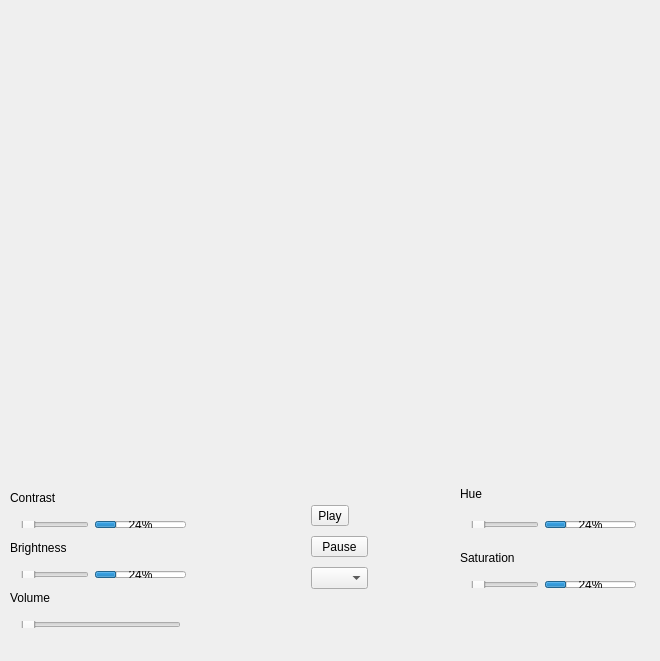
This is gstvideo.ui in neithanmo/BitRiver as Qt 5 draws it before an edit. The edited form follows.
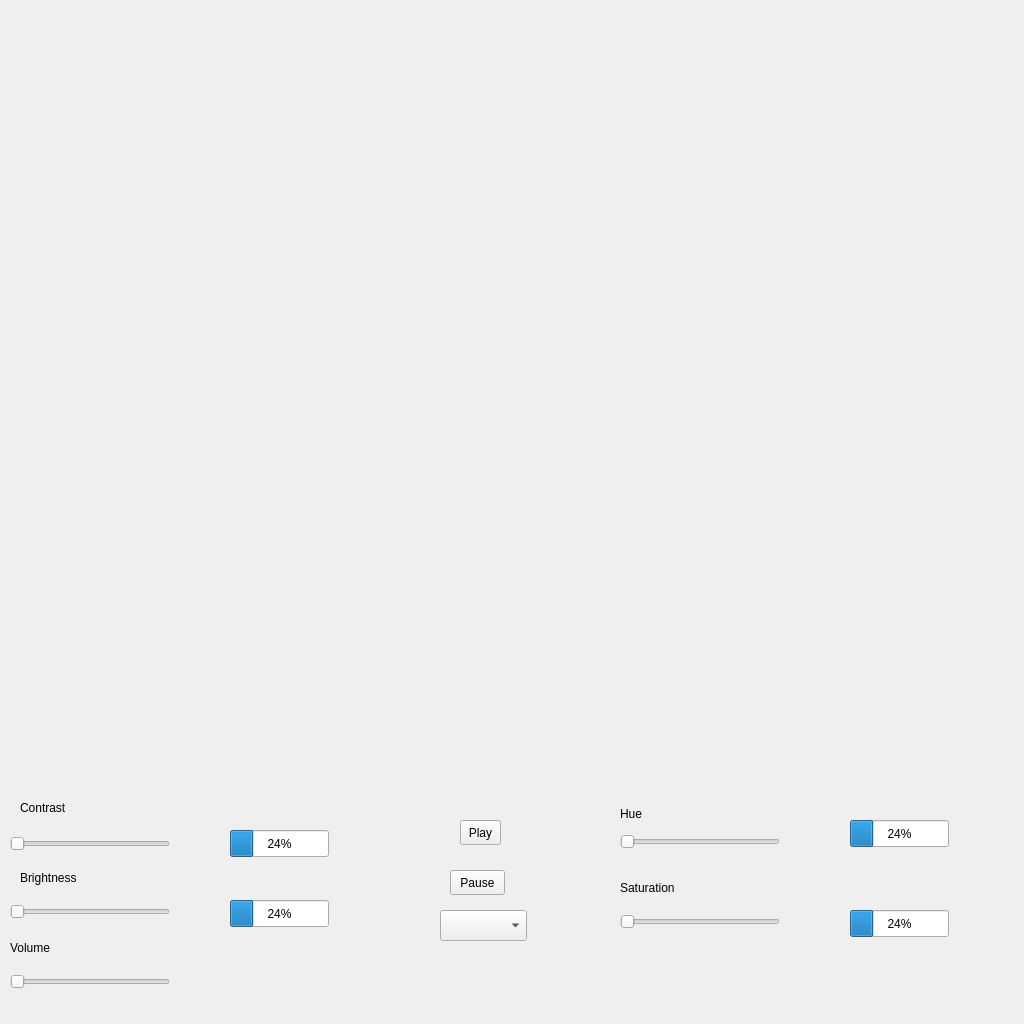
This is the edited form.

Commit message: new window size

The edit to the form file:
```diff
--- a/gstvideo.ui
+++ b/gstvideo.ui
@@ -6,20 +6,20 @@
    <rect>
     <x>0</x>
     <y>0</y>
-    <width>660</width>
-    <height>661</height>
+    <width>1024</width>
+    <height>1024</height>
    </rect>
   </property>
   <property name="minimumSize">
    <size>
-    <width>660</width>
+    <width>1024</width>
     <height>0</height>
    </size>
   </property>
   <property name="maximumSize">
    <size>
-    <width>660</width>
-    <height>16777215</height>
+    <width>2000</width>
+    <height>1024</height>
    </size>
   </property>
   <property name="windowTitle">
@@ -28,10 +28,10 @@
   <widget class="QWidget" name="widget" native="true">
    <property name="geometry">
     <rect>
-     <x>10</x>
+     <x>0</x>
      <y>0</y>
-     <width>723</width>
-     <height>425</height>
+     <width>1024</width>
+     <height>768</height>
     </rect>
    </property>
    <property name="minimumSize">
@@ -40,213 +40,18 @@
      <height>0</height>
     </size>
    </property>
-  </widget>
-  <widget class="QWidget" name="layoutWidget">
-   <property name="geometry">
-    <rect>
-     <x>460</x>
-     <y>510</y>
-     <width>187</width>
-     <height>29</height>
-    </rect>
+   <property name="maximumSize">
+    <size>
+     <width>1024</width>
+     <height>768</height>
+    </size>
    </property>
-   <layout class="QHBoxLayout" name="horizontalLayout">
-    <item>
-     <widget class="QSlider" name="slider3">
-      <property name="orientation">
-       <enum>Qt::Horizontal</enum>
-      </property>
-     </widget>
-    </item>
-    <item>
-     <widget class="QProgressBar" name="progressBar3">
-      <property name="value">
-       <number>24</number>
-      </property>
-     </widget>
-    </item>
-   </layout>
-  </widget>
-  <widget class="QWidget" name="layoutWidget">
-   <property name="geometry">
-    <rect>
-     <x>460</x>
-     <y>570</y>
-     <width>187</width>
-     <height>29</height>
-    </rect>
-   </property>
-   <layout class="QHBoxLayout" name="horizontalLayout_2">
-    <item>
-     <widget class="QSlider" name="slider4">
-      <property name="maximumSize">
-       <size>
-        <width>160</width>
-        <height>16777215</height>
-       </size>
-      </property>
-      <property name="orientation">
-       <enum>Qt::Horizontal</enum>
-      </property>
-     </widget>
-    </item>
-    <item>
-     <widget class="QProgressBar" name="progressBar4">
-      <property name="maximumSize">
-       <size>
-        <width>118</width>
-        <height>16777215</height>
-       </size>
-      </property>
-      <property name="value">
-       <number>24</number>
-      </property>
-     </widget>
-    </item>
-   </layout>
-  </widget>
-  <widget class="QWidget" name="layoutWidget">
-   <property name="geometry">
-    <rect>
-     <x>10</x>
-     <y>510</y>
-     <width>187</width>
-     <height>29</height>
-    </rect>
-   </property>
-   <layout class="QHBoxLayout" name="horizontalLayout_3">
-    <item>
-     <widget class="QSlider" name="slider1">
-      <property name="maximumSize">
-       <size>
-        <width>16777215</width>
-        <height>27</height>
-       </size>
-      </property>
-      <property name="whatsThis">
-       <string>&lt;html&gt;&lt;head/&gt;&lt;body&gt;&lt;p&gt;Contraste&lt;/p&gt;&lt;/body&gt;&lt;/html&gt;</string>
-      </property>
-      <property name="orientation">
-       <enum>Qt::Horizontal</enum>
-      </property>
-     </widget>
-    </item>
-    <item>
-     <widget class="QProgressBar" name="progressBar1">
-      <property name="value">
-       <number>24</number>
-      </property>
-     </widget>
-    </item>
-   </layout>
-  </widget>
-  <widget class="QWidget" name="layoutWidget">
-   <property name="geometry">
-    <rect>
-     <x>10</x>
-     <y>560</y>
-     <width>187</width>
-     <height>29</height>
-    </rect>
-   </property>
-   <layout class="QHBoxLayout" name="horizontalLayout_4">
-    <item>
-     <widget class="QSlider" name="slider2">
-      <property name="maximumSize">
-       <size>
-        <width>160</width>
-        <height>16777215</height>
-       </size>
-      </property>
-      <property name="whatsThis">
-       <string>&lt;html&gt;&lt;head/&gt;&lt;body&gt;&lt;p&gt;Brillo&lt;/p&gt;&lt;/body&gt;&lt;/html&gt;</string>
-      </property>
-      <property name="orientation">
-       <enum>Qt::Horizontal</enum>
-      </property>
-     </widget>
-    </item>
-    <item>
-     <widget class="QProgressBar" name="progressBar2">
-      <property name="maximumSize">
-       <size>
-        <width>118</width>
-        <height>16777215</height>
-       </size>
-      </property>
-      <property name="value">
-       <number>24</number>
-      </property>
-     </widget>
-    </item>
-   </layout>
-  </widget>
-  <widget class="QWidget" name="layoutWidget">
-   <property name="geometry">
-    <rect>
-     <x>10</x>
-     <y>610</y>
-     <width>182</width>
-     <height>29</height>
-    </rect>
-   </property>
-   <layout class="QHBoxLayout" name="horizontalLayout_5">
-    <item>
-     <widget class="QSlider" name="slider5">
-      <property name="orientation">
-       <enum>Qt::Horizontal</enum>
-      </property>
-     </widget>
-    </item>
-   </layout>
-  </widget>
-  <widget class="QWidget" name="layoutWidget">
-   <property name="geometry">
-    <rect>
-     <x>300</x>
-     <y>490</y>
-     <width>79</width>
-     <height>116</height>
-    </rect>
-   </property>
-   <layout class="QVBoxLayout" name="verticalLayout">
-    <item>
-     <widget class="QToolButton" name="bplay">
-      <property name="whatsThis">
-       <string>&lt;html&gt;&lt;head/&gt;&lt;body&gt;&lt;p&gt;Play&lt;/p&gt;&lt;/body&gt;&lt;/html&gt;</string>
-      </property>
-      <property name="text">
-       <string>Play</string>
-      </property>
-     </widget>
-    </item>
-    <item>
-     <widget class="QToolButton" name="bstop">
-      <property name="maximumSize">
-       <size>
-        <width>81</width>
-        <height>16777215</height>
-       </size>
-      </property>
-      <property name="text">
-       <string>Pause</string>
-      </property>
-     </widget>
-    </item>
-    <item>
-     <widget class="QComboBox" name="comboBox">
-      <property name="whatsThis">
-       <string>&lt;html&gt;&lt;head/&gt;&lt;body&gt;&lt;p&gt;efectos&lt;/p&gt;&lt;/body&gt;&lt;/html&gt;</string>
-      </property>
-     </widget>
-    </item>
-   </layout>
   </widget>
   <widget class="QLabel" name="label">
    <property name="geometry">
     <rect>
-     <x>10</x>
-     <y>490</y>
+     <x>20</x>
+     <y>800</y>
      <width>54</width>
      <height>15</height>
     </rect>
@@ -258,8 +63,8 @@
   <widget class="QLabel" name="label_2">
    <property name="geometry">
     <rect>
-     <x>10</x>
-     <y>540</y>
+     <x>20</x>
+     <y>870</y>
      <width>61</width>
      <height>16</height>
     </rect>
@@ -272,7 +77,7 @@
    <property name="geometry">
     <rect>
      <x>10</x>
-     <y>590</y>
+     <y>940</y>
      <width>54</width>
      <height>15</height>
     </rect>
@@ -281,11 +86,237 @@
     <string>Volume</string>
    </property>
   </widget>
+  <widget class="QLabel" name="label_5">
+   <property name="geometry">
+    <rect>
+     <x>620</x>
+     <y>880</y>
+     <width>61</width>
+     <height>16</height>
+    </rect>
+   </property>
+   <property name="text">
+    <string>Saturation</string>
+   </property>
+  </widget>
+  <widget class="QToolButton" name="bstop">
+   <property name="geometry">
+    <rect>
+     <x>450</x>
+     <y>870</y>
+     <width>55</width>
+     <height>25</height>
+    </rect>
+   </property>
+   <property name="maximumSize">
+    <size>
+     <width>81</width>
+     <height>16777215</height>
+    </size>
+   </property>
+   <property name="text">
+    <string>Pause</string>
+   </property>
+  </widget>
+  <widget class="QComboBox" name="comboBox">
+   <property name="geometry">
+    <rect>
+     <x>440</x>
+     <y>910</y>
+     <width>87</width>
+     <height>31</height>
+    </rect>
+   </property>
+   <property name="whatsThis">
+    <string>&lt;html&gt;&lt;head/&gt;&lt;body&gt;&lt;p&gt;efectos&lt;/p&gt;&lt;/body&gt;&lt;/html&gt;</string>
+   </property>
+  </widget>
+  <widget class="QToolButton" name="bplay">
+   <property name="geometry">
+    <rect>
+     <x>460</x>
+     <y>820</y>
+     <width>41</width>
+     <height>25</height>
+    </rect>
+   </property>
+   <property name="whatsThis">
+    <string>&lt;html&gt;&lt;head/&gt;&lt;body&gt;&lt;p&gt;Play&lt;/p&gt;&lt;/body&gt;&lt;/html&gt;</string>
+   </property>
+   <property name="text">
+    <string>Play</string>
+   </property>
+  </widget>
+  <widget class="QSlider" name="slider2">
+   <property name="geometry">
+    <rect>
+     <x>10</x>
+     <y>900</y>
+     <width>160</width>
+     <height>23</height>
+    </rect>
+   </property>
+   <property name="maximumSize">
+    <size>
+     <width>160</width>
+     <height>16777215</height>
+    </size>
+   </property>
+   <property name="whatsThis">
+    <string>&lt;html&gt;&lt;head/&gt;&lt;body&gt;&lt;p&gt;Brillo&lt;/p&gt;&lt;/body&gt;&lt;/html&gt;</string>
+   </property>
+   <property name="orientation">
+    <enum>Qt::Horizontal</enum>
+   </property>
+  </widget>
+  <widget class="QSlider" name="slider5">
+   <property name="geometry">
+    <rect>
+     <x>10</x>
+     <y>970</y>
+     <width>160</width>
+     <height>23</height>
+    </rect>
+   </property>
+   <property name="maximumSize">
+    <size>
+     <width>160</width>
+     <height>16777215</height>
+    </size>
+   </property>
+   <property name="orientation">
+    <enum>Qt::Horizontal</enum>
+   </property>
+  </widget>
+  <widget class="QProgressBar" name="progressBar2">
+   <property name="geometry">
+    <rect>
+     <x>230</x>
+     <y>900</y>
+     <width>99</width>
+     <height>27</height>
+    </rect>
+   </property>
+   <property name="maximumSize">
+    <size>
+     <width>118</width>
+     <height>16777215</height>
+    </size>
+   </property>
+   <property name="value">
+    <number>24</number>
+   </property>
+  </widget>
+  <widget class="QSlider" name="slider1">
+   <property name="geometry">
+    <rect>
+     <x>10</x>
+     <y>830</y>
+     <width>160</width>
+     <height>27</height>
+    </rect>
+   </property>
+   <property name="maximumSize">
+    <size>
+     <width>160</width>
+     <height>27</height>
+    </size>
+   </property>
+   <property name="whatsThis">
+    <string>&lt;html&gt;&lt;head/&gt;&lt;body&gt;&lt;p&gt;Contraste&lt;/p&gt;&lt;/body&gt;&lt;/html&gt;</string>
+   </property>
+   <property name="orientation">
+    <enum>Qt::Horizontal</enum>
+   </property>
+  </widget>
+  <widget class="QProgressBar" name="progressBar1">
+   <property name="geometry">
+    <rect>
+     <x>230</x>
+     <y>830</y>
+     <width>99</width>
+     <height>27</height>
+    </rect>
+   </property>
+   <property name="value">
+    <number>24</number>
+   </property>
+  </widget>
+  <widget class="QProgressBar" name="progressBar4">
+   <property name="geometry">
+    <rect>
+     <x>850</x>
+     <y>910</y>
+     <width>99</width>
+     <height>27</height>
+    </rect>
+   </property>
+   <property name="maximumSize">
+    <size>
+     <width>118</width>
+     <height>16777215</height>
+    </size>
+   </property>
+   <property name="value">
+    <number>24</number>
+   </property>
+  </widget>
+  <widget class="QSlider" name="slider4">
+   <property name="geometry">
+    <rect>
+     <x>620</x>
+     <y>910</y>
+     <width>160</width>
+     <height>23</height>
+    </rect>
+   </property>
+   <property name="maximumSize">
+    <size>
+     <width>160</width>
+     <height>16777215</height>
+    </size>
+   </property>
+   <property name="orientation">
+    <enum>Qt::Horizontal</enum>
+   </property>
+  </widget>
+  <widget class="QSlider" name="slider3">
+   <property name="geometry">
+    <rect>
+     <x>620</x>
+     <y>830</y>
+     <width>160</width>
+     <height>23</height>
+    </rect>
+   </property>
+   <property name="maximumSize">
+    <size>
+     <width>160</width>
+     <height>16777215</height>
+    </size>
+   </property>
+   <property name="orientation">
+    <enum>Qt::Horizontal</enum>
+   </property>
+  </widget>
+  <widget class="QProgressBar" name="progressBar3">
+   <property name="geometry">
+    <rect>
+     <x>850</x>
+     <y>820</y>
+     <width>99</width>
+     <height>27</height>
+    </rect>
+   </property>
+   <property name="value">
+    <number>24</number>
+   </property>
+  </widget>
   <widget class="QLabel" name="label_4">
    <property name="geometry">
     <rect>
-     <x>460</x>
-     <y>480</y>
+     <x>620</x>
+     <y>800</y>
      <width>77</width>
      <height>27</height>
     </rect>
@@ -294,30 +325,6 @@
     <string>Hue</string>
    </property>
   </widget>
-  <widget class="QLabel" name="label_5">
-   <property name="geometry">
-    <rect>
-     <x>460</x>
-     <y>550</y>
-     <width>61</width>
-     <height>16</height>
-    </rect>
-   </property>
-   <property name="text">
-    <string>Saturation</string>
-   </property>
-  </widget>
-  <widget class="QSpinBox" name="spinBox">
-   <property name="geometry">
-    <rect>
-     <x>350</x>
-     <y>770</y>
-     <width>44</width>
-     <height>25</height>
-    </rect>
-   </property>
-  </widget>
-  <zorder>spinBox</zorder>
   <zorder>layoutWidget</zorder>
   <zorder>layoutWidget</zorder>
   <zorder>layoutWidget</zorder>
```
Left out of the diff: 1 changed line with no effect on the pictures.
